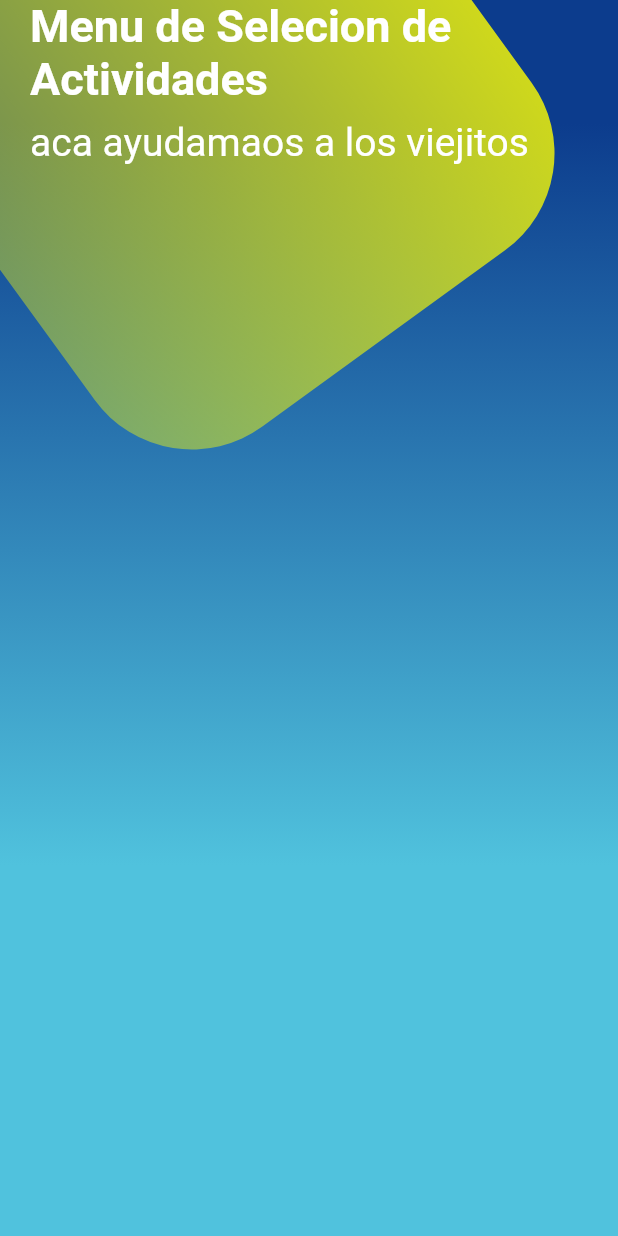
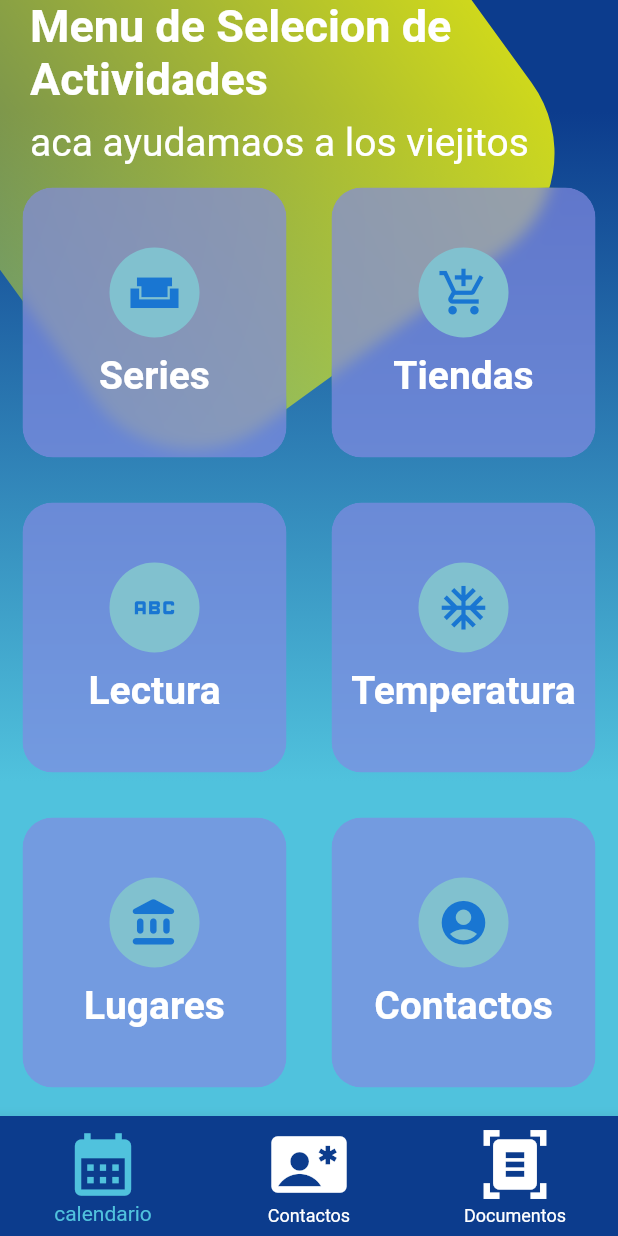
Before and after one commit to LuisCriado/Flutter.JubilAR.beta, a Flutter app: the screen it shows after launch, on a phone screen of 412 x 824 dp. Run offline on Flutter 3.47's test engine with Material 2 defaults, Android fonts, the phone set to English and light mode, and no system bars.

Commit message:
Homscreen Terminado Con Blur Aplicado , Proximo paso enrutamiento de los links del Menu

```diff
--- a/lib/screens/menu_screen.dart
+++ b/lib/screens/menu_screen.dart
@@ -14,7 +14,9 @@ class MenuScreen extends StatelessWidget {
           //el cuerpo de las tarjetas
           HomeBody()
         ],
-    ));
+      ),
+      bottomNavigationBar: BotonNavegacion(),
+    );
   }
 }
 
@@ -27,7 +29,11 @@ class HomeBody extends StatelessWidget {
       child: Column(
         children: [
           // Titutulos
-          TituloMenu()
+          TituloMenu(),
+
+          //las tarjetas
+
+          TarjetasMenu(),
         ],
       ),
     );
--- /dev/null
+++ b/lib/widgets/boton_navegacion.dart
@@ -0,0 +1,27 @@
+import 'package:flutter/material.dart';
+import 'package:jobato/theme/app_theme.dart';
+
+class BotonNavegacion extends StatelessWidget {
+  const BotonNavegacion({super.key});
+
+  @override
+  Widget build(BuildContext context) {
+    return BottomNavigationBar(
+      selectedItemColor: AppTheme.tema,
+      backgroundColor: AppTheme.azul,
+      unselectedItemColor: AppTheme.secundario,
+      items: [
+        BottomNavigationBarItem(
+            icon: Icon(
+              Icons.calendar_month_sharp,
+              size: 50,
+            ),
+            label: 'calendario'),
+        BottomNavigationBarItem(
+            icon: Icon(Icons.contact_emergency, size: 50), label: 'Contactos'),
+        BottomNavigationBarItem(
+            icon: Icon(Icons.document_scanner, size: 50), label: 'Documentos'),
+      ],
+    );
+  }
+}
--- /dev/null
+++ b/lib/widgets/tarjetas_menu.dart
@@ -0,0 +1,134 @@
+import 'dart:ui';
+
+import 'package:flutter/material.dart';
+import 'package:jobato/theme/app_theme.dart';
+
+class TarjetasMenu extends StatelessWidget {
+  const TarjetasMenu({super.key});
+
+  @override
+  Widget build(BuildContext context) {
+    return Table(
+      //en caso de tablas podes manar un container si uno te uqeda vacio
+
+      children: [
+        //generar tablas hoirizontales
+        TableRow(children: [
+          SingleCard(
+            color: AppTheme.secundario,
+            icon: Icons.weekend_sharp,
+            text: 'Series',
+          ),
+          SingleCard(
+            color: AppTheme.secundario,
+            icon: Icons.add_shopping_cart_outlined,
+            text: 'Tiendas',
+          ),
+        ]),
+
+        TableRow(children: [
+          SingleCard(
+            color: AppTheme.secundario,
+            icon: Icons.abc_outlined,
+            text: 'Lectura',
+          ),
+          SingleCard(
+            color: AppTheme.secundario,
+            icon: Icons.ac_unit_outlined,
+            text: 'Temperatura',
+          ),
+        ]),
+
+        TableRow(children: [
+          SingleCard(
+            color: AppTheme.secundario,
+            icon: Icons.account_balance_rounded,
+            text: 'Lugares',
+          ),
+          SingleCard(
+            color: AppTheme.secundario,
+            icon: Icons.account_circle_rounded,
+            text: 'Contactos',
+          ),
+        ]),
+
+        TableRow(children: [
+          SingleCard(
+            color: AppTheme.secundario,
+            icon: Icons.account_tree_outlined,
+            text: 'Arbol Familiar',
+          ),
+          SingleCard(
+            color: AppTheme.cuidado,
+            icon: Icons.add_alert_outlined,
+            text: 'Emergencia',
+          ),
+        ]),
+        TableRow(children: [
+          SingleCard(
+            color: AppTheme.primario,
+            icon: Icons.add_business_sharp,
+            text: 'Farmacias',
+          ),
+          SingleCard(
+            color: AppTheme.secundario,
+            icon: Icons.airport_shuttle_sharp,
+            text: 'Transportes',
+          ),
+        ]),
+      ],
+    );
+  }
+}
+
+class SingleCard extends StatelessWidget {
+  final IconData icon;
+  final Color color;
+  final String text;
+
+  const SingleCard(
+      {super.key, required this.icon, required this.color, required this.text});
+
+  @override
+  Widget build(BuildContext context) {
+    // estilo del contenedor de mis links
+    return Container(
+      margin: EdgeInsets.all(15),
+      child: ClipRRect(
+        borderRadius: BorderRadius.circular(20),
+        child: BackdropFilter(
+          //le ponemos blur
+          filter: ImageFilter.blur(sigmaX: 5, sigmaY: 5),
+          child: Container(
+            height: 180,
+            decoration: BoxDecoration(
+              color: Color.fromRGBO(130, 138, 226, 0.698),
+              borderRadius: BorderRadius.circular(20),
+            ),
+            child: Column(
+              mainAxisAlignment: MainAxisAlignment.center,
+              children: [
+                CircleAvatar(
+                  backgroundColor: Color.fromARGB(255, 129, 193, 207),
+                  child: Icon(
+                    this.icon,
+                    size: 35,
+                  ),
+                  radius: 30,
+                ),
+                SizedBox(height: 10),
+                Text(
+                  this.text,
+                  style: TextStyle(
+                      color: this.color,
+                      fontWeight: FontWeight.bold,
+                      fontSize: 26),
+                )
+              ],
+            ),
+          ),
+        ),
+      ),
+    );
+  }
+}
--- a/lib/widgets/widgets.dart
+++ b/lib/widgets/widgets.dart
@@ -1,2 +1,6 @@
+export 'package:jobato/widgets/boton_navegacion.dart';
+
+export 'package:jobato/widgets/tarjetas_menu.dart';
+
 export  'package:jobato/widgets/fondo_menu.dart';
 export 'package:jobato/widgets/titulo_menu.dart';
```
Lines whose indentation alone changed are shown as unchanged.
